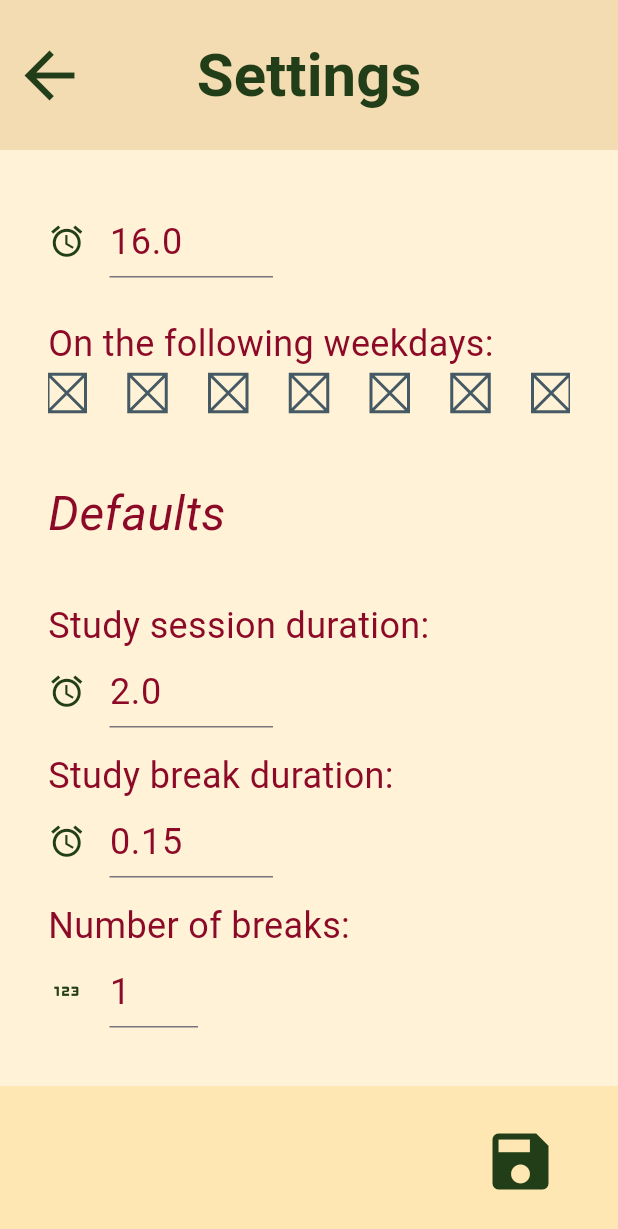
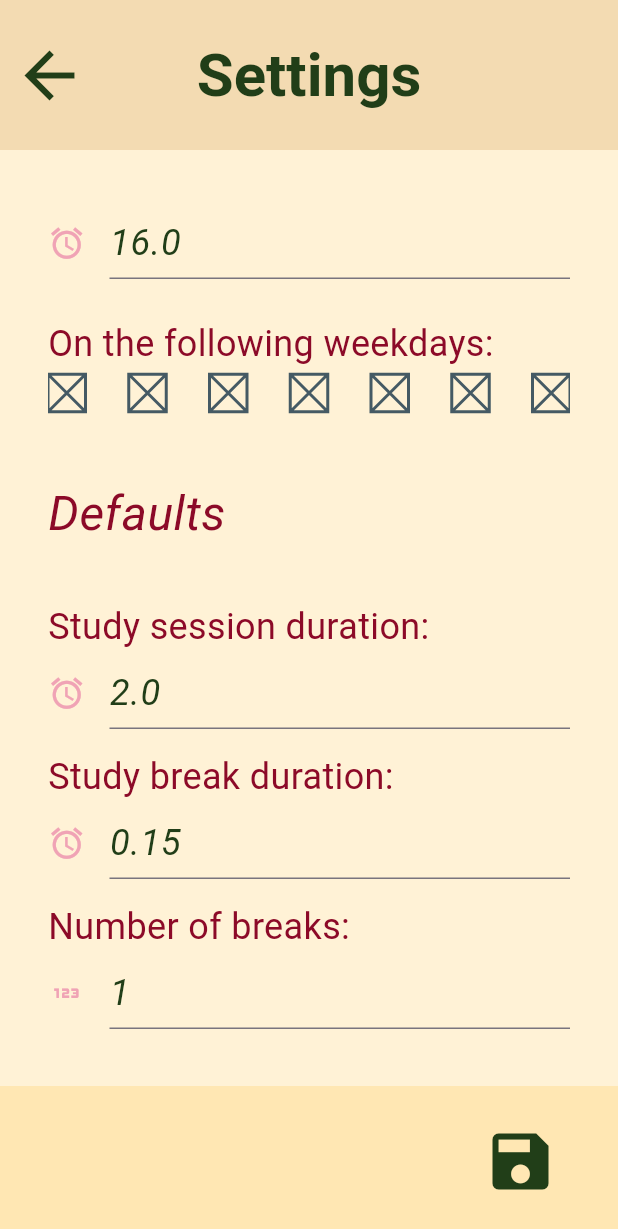
Before and after one commit to Etex99/procrastinot_prototype, a Flutter app: the SettingsView screen opened by its route, scrolled down 140 dp, on a phone screen of 412 x 824 dp. Shown: the top 1229 px of the screen. Run offline on Flutter 3.47's test engine with Material 3 defaults, Android fonts, the phone set to English and light mode, and no system bars; our stand-ins replace shared_preferences; accounts and stored records are empty.

Commit message:
Modified theme and made input fields flexible

```diff
--- a/lib/components/input_fields.dart
+++ b/lib/components/input_fields.dart
@@ -19,40 +19,33 @@ class SelectTimeField extends StatelessWidget {
       crossAxisAlignment: CrossAxisAlignment.start,
       mainAxisAlignment: MainAxisAlignment.center,
       children: [
-        MyBodyText(text: labelText),
-        Row(
-          children: [
-            SizedBox(
-              width: 150.0,
-              height: 50.0,
+        Flexible(flex: 1, child: MyBodyText(text: labelText)),
+        Flexible(
+          flex: 1,
           child: TextField(
             controller: controller,
             keyboardType: const TextInputType.numberWithOptions(),
-                style: MyTheme.BODY_TEXT_STYLE,
+            style: MyTheme.INPUT_TEXT_STYLE,
             cursorColor: MyTheme.ACCENT_COLOR,
             decoration: InputDecoration(
               icon: const Icon(
                 Icons.alarm,
-                    color: MyTheme.ACCENT_COLOR,
+                color: MyTheme.PRIMARY_COLOR_LIGHT,
                 size: 25.0,
               ),
               hintText: hintText,
-                  hintStyle: MyTheme.INFO_TEXT_STYLE,
+              hintStyle: MyTheme.HINT_TEXT_STYLE,
             ),
             // TODO: show error
             onEditingComplete: () {
-                  RegExpMatch? match =
-                      RegExp(r"^([0-1]?[0-9]|2[0-3]).[0-5][0-9]$")
+              RegExpMatch? match = RegExp(r"^([0-1]?[0-9]|2[0-3]).[0-5][0-9]$")
                   .firstMatch(controller.value.text);
               if (match == null) {
                 controller.clear();
               }
             },
           ),
-            ),
-            const Spacer(flex: 1)
-          ],
-        ),
+        )
       ],
     );
   }
@@ -74,30 +67,24 @@ class SelectNumberField extends StatelessWidget {
       crossAxisAlignment: CrossAxisAlignment.start,
       mainAxisAlignment: MainAxisAlignment.center,
       children: [
-        MyBodyText(text: labelText),
-        Row(
-          children: [
-            SizedBox(
-                width: 100.0,
-                height: 50.0,
+        Flexible(flex: 1, child: MyBodyText(text: labelText)),
+        Flexible(
+            flex: 1,
             child: TextField(
               controller: controller,
               keyboardType: TextInputType.number,
-                  style: MyTheme.BODY_TEXT_STYLE,
+              style: MyTheme.INPUT_TEXT_STYLE,
               cursorColor: MyTheme.ACCENT_COLOR,
               decoration: InputDecoration(
                 icon: const Icon(
                   Icons.onetwothree,
-                      color: MyTheme.ACCENT_COLOR,
+                  color: MyTheme.PRIMARY_COLOR_LIGHT,
                   size: 25.0,
                 ),
                 hintText: hintText,
-                    hintStyle: MyTheme.INFO_TEXT_STYLE,
+                hintStyle: MyTheme.HINT_TEXT_STYLE,
               ),
-                )),
-            const Spacer(flex: 1)
-          ],
-        ),
+            ))
       ],
     );
   }
@@ -120,32 +107,29 @@ class EnterStringField extends StatelessWidget {
       crossAxisAlignment: CrossAxisAlignment.start,
       mainAxisAlignment: MainAxisAlignment.center,
       children: [
-        MyBodyText(text: labelText),
-        Row(
-          children: [
-            SizedBox(
-                width: 300.0,
-                height: 50.0,
+        Flexible(flex: 1, child: MyBodyText(text: labelText)),
+        Expanded(
+            flex: 3,
             child: TextField(
               controller: controller,
-                  maxLines: 1,
-                  maxLength: 100,
+              textAlignVertical: TextAlignVertical.bottom,
+              maxLength: 80,
+              maxLines: null,
+              minLines: null,
+              expands: true,
               keyboardType: TextInputType.text,
-                  style: MyTheme.BODY_TEXT_STYLE,
+              style: MyTheme.INPUT_TEXT_STYLE,
               cursorColor: MyTheme.ACCENT_COLOR,
               decoration: InputDecoration(
                 icon: const Icon(
                   Icons.notes,
-                      color: MyTheme.ACCENT_COLOR,
+                  color: MyTheme.PRIMARY_COLOR_LIGHT,
                   size: 25.0,
                 ),
                 hintText: hintText,
-                    hintStyle: MyTheme.INFO_TEXT_STYLE,
+                hintStyle: MyTheme.HINT_TEXT_STYLE,
               ),
             )),
-            const Spacer(flex: 1)
-          ],
-        ),
       ],
     );
   }
--- a/lib/resources/theme.dart
+++ b/lib/resources/theme.dart
@@ -26,8 +26,14 @@ class MyTheme {
       fontSize: 24,
       fontWeight: FontWeight.normal);
 
-  static const TextStyle INFO_TEXT_STYLE = TextStyle(
+  static const TextStyle HINT_TEXT_STYLE = TextStyle(
       color: PRIMARY_COLOR_LIGHT,
+      height: 1.0,
+      fontSize: 24,
+      fontStyle: FontStyle.italic);
+
+  static const TextStyle INPUT_TEXT_STYLE = TextStyle(
+      color: ACCENT_COLOR,
       height: 1.0,
       fontSize: 24,
       fontStyle: FontStyle.italic);
```
Lines whose indentation alone changed are shown as unchanged.
